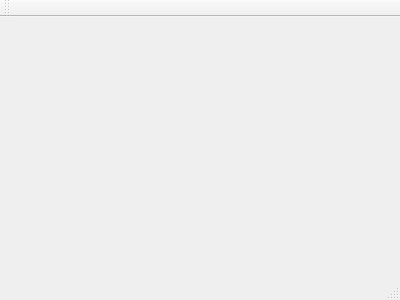
The window that demo_proj/mainwindow.ui (hanbiao/qt_demo) describes before a commit, drawn with Qt 5.
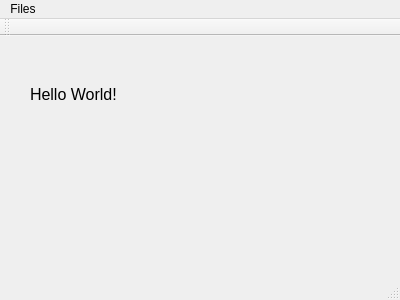
The same window after the commit.

Commit message: 1.add a label widget to see what and how file changed

Patch:
```diff
--- a/demo_proj/mainwindow.ui
+++ b/demo_proj/mainwindow.ui
@@ -12,13 +12,57 @@
   <property name="windowTitle" >
    <string>MainWindow</string>
   </property>
-  <widget class="QMenuBar" name="menuBar" />
-  <widget class="QToolBar" name="mainToolBar" />
-  <widget class="QWidget" name="centralWidget" />
-  <widget class="QStatusBar" name="statusBar" />
+  <widget class="QWidget" name="centralWidget">
+   <widget class="QLabel" name="label">
+    <property name="enabled">
+     <bool>true</bool>
+    </property>
+    <property name="geometry">
+     <rect>
+      <x>30</x>
+      <y>50</y>
+      <width>91</width>
+      <height>16</height>
+     </rect>
+    </property>
+    <property name="font">
+     <font>
+      <family>Arial</family>
+      <pointsize>12</pointsize>
+     </font>
+    </property>
+    <property name="text">
+     <string>Hello World!</string>
+    </property>
+   </widget>
+  </widget>
+  <widget class="QMenuBar" name="menuBar">
+   <property name="geometry">
+    <rect>
+     <x>0</x>
+     <y>0</y>
+     <width>400</width>
+     <height>23</height>
+    </rect>
+   </property>
+   <widget class="QMenu" name="menuFiles">
+    <property name="title">
+     <string>Files</string>
+    </property>
+   </widget>
+   <addaction name="menuFiles"/>
+  </widget>
+  <widget class="QToolBar" name="mainToolBar">
+   <attribute name="toolBarArea">
+    <enum>TopToolBarArea</enum>
+   </attribute>
+   <attribute name="toolBarBreak">
+    <bool>false</bool>
+   </attribute>
+  </widget>
+  <widget class="QStatusBar" name="statusBar"/>
  </widget>
- <layoutDefault spacing="6" margin="11" />
- <pixmapfunction></pixmapfunction>
+ <layoutdefault spacing="6" margin="11"/>
  <resources/>
  <connections/>
 </ui>
```
Left out of the diff: 7 changed lines with no effect on the pictures. The commit also changes 1 other file.
